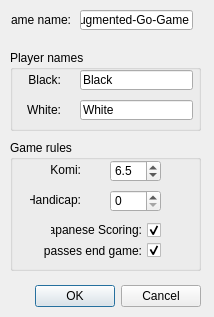
Qt form Go_GUI/NewGameDialog.ui (augmented-go/augmented-go) before a commit.
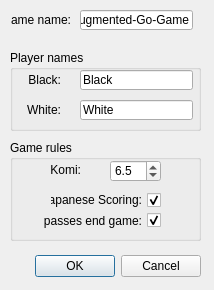
The same form after that commit.

Commit message: removed handicap setting in GUI of newGamedialog

What changed in the file:
```diff
--- a/Go_GUI/NewGameDialog.ui
+++ b/Go_GUI/NewGameDialog.ui
@@ -7,7 +7,7 @@
     <x>0</x>
     <y>0</y>
     <width>214</width>
-    <height>317</height>
+    <height>290</height>
    </rect>
   </property>
   <property name="sizePolicy">
@@ -29,7 +29,7 @@
    <property name="geometry">
     <rect>
      <x>10</x>
-     <y>280</y>
+     <y>250</y>
      <width>191</width>
      <height>33</height>
     </rect>
@@ -163,7 +163,7 @@
      <x>10</x>
      <y>140</y>
      <width>191</width>
-     <height>131</height>
+     <height>101</height>
     </rect>
    </property>
    <property name="title">
@@ -205,7 +205,7 @@
     <property name="geometry">
      <rect>
       <x>40</x>
-      <y>80</y>
+      <y>50</y>
       <width>111</width>
       <height>20</height>
      </rect>
@@ -227,7 +227,7 @@
     <property name="geometry">
      <rect>
       <x>30</x>
-      <y>100</y>
+      <y>70</y>
       <width>121</width>
       <height>21</height>
      </rect>
@@ -242,38 +242,6 @@
      <bool>true</bool>
     </property>
    </widget>
-   <widget class="QDoubleSpinBox" name="handicap_spinbox">
-    <property name="geometry">
-     <rect>
-      <x>100</x>
-      <y>50</y>
-      <width>51</width>
-      <height>22</height>
-     </rect>
-    </property>
-    <property name="decimals">
-     <number>0</number>
-    </property>
-    <property name="value">
-     <double>0.000000000000000</double>
-    </property>
-   </widget>
-   <widget class="QLabel" name="komi_label_2">
-    <property name="geometry">
-     <rect>
-      <x>20</x>
-      <y>50</y>
-      <width>51</width>
-      <height>20</height>
-     </rect>
-    </property>
-    <property name="text">
-     <string>Handicap:</string>
-    </property>
-    <property name="alignment">
-     <set>Qt::AlignRight|Qt::AlignTrailing|Qt::AlignVCenter</set>
-    </property>
-   </widget>
   </widget>
   <widget class="QLineEdit" name="gamename_lineEdit">
    <property name="geometry">
```
The commit also changes 3 other files.
